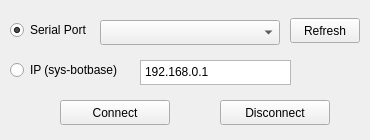
wwwwwwzx/NXController, file UI/mainwindow.ui: the form before one commit.
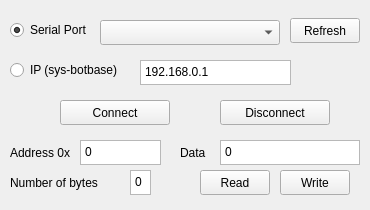
The form after the commit.

Commit message: UI for RAM viewing and editing

```diff
--- a/UI/mainwindow.ui
+++ b/UI/mainwindow.ui
@@ -7,7 +7,7 @@
     <x>0</x>
     <y>0</y>
     <width>370</width>
-    <height>140</height>
+    <height>210</height>
    </rect>
   </property>
   <property name="sizePolicy">
@@ -19,13 +19,13 @@
   <property name="minimumSize">
    <size>
     <width>370</width>
-    <height>140</height>
+    <height>135</height>
    </size>
   </property>
   <property name="maximumSize">
    <size>
     <width>370</width>
-    <height>140</height>
+    <height>210</height>
    </size>
   </property>
   <property name="windowTitle">
@@ -141,6 +141,143 @@
      <string notr="true">192.168.0.1</string>
     </property>
    </widget>
+   <widget class="QPlainTextEdit" name="ramaddress">
+    <property name="geometry">
+     <rect>
+      <x>80</x>
+      <y>140</y>
+      <width>81</width>
+      <height>25</height>
+     </rect>
+    </property>
+    <property name="verticalScrollBarPolicy">
+     <enum>Qt::ScrollBarAlwaysOff</enum>
+    </property>
+    <property name="horizontalScrollBarPolicy">
+     <enum>Qt::ScrollBarAlwaysOff</enum>
+    </property>
+    <property name="lineWrapMode">
+     <enum>QPlainTextEdit::NoWrap</enum>
+    </property>
+    <property name="plainText">
+     <string notr="true">0</string>
+    </property>
+   </widget>
+   <widget class="QPlainTextEdit" name="datasize">
+    <property name="geometry">
+     <rect>
+      <x>130</x>
+      <y>170</y>
+      <width>21</width>
+      <height>25</height>
+     </rect>
+    </property>
+    <property name="verticalScrollBarPolicy">
+     <enum>Qt::ScrollBarAlwaysOff</enum>
+    </property>
+    <property name="horizontalScrollBarPolicy">
+     <enum>Qt::ScrollBarAlwaysOff</enum>
+    </property>
+    <property name="lineWrapMode">
+     <enum>QPlainTextEdit::NoWrap</enum>
+    </property>
+    <property name="plainText">
+     <string notr="true">0</string>
+    </property>
+   </widget>
+   <widget class="QPlainTextEdit" name="data">
+    <property name="geometry">
+     <rect>
+      <x>220</x>
+      <y>140</y>
+      <width>140</width>
+      <height>25</height>
+     </rect>
+    </property>
+    <property name="verticalScrollBarPolicy">
+     <enum>Qt::ScrollBarAlwaysOff</enum>
+    </property>
+    <property name="horizontalScrollBarPolicy">
+     <enum>Qt::ScrollBarAlwaysOff</enum>
+    </property>
+    <property name="lineWrapMode">
+     <enum>QPlainTextEdit::NoWrap</enum>
+    </property>
+    <property name="plainText">
+     <string notr="true">0</string>
+    </property>
+   </widget>
+   <widget class="QLabel" name="L_Address">
+    <property name="geometry">
+     <rect>
+      <x>10</x>
+      <y>145</y>
+      <width>71</width>
+      <height>16</height>
+     </rect>
+    </property>
+    <property name="text">
+     <string>Address 0x</string>
+    </property>
+   </widget>
+   <widget class="QLabel" name="L_Data">
+    <property name="geometry">
+     <rect>
+      <x>180</x>
+      <y>145</y>
+      <width>31</width>
+      <height>16</height>
+     </rect>
+    </property>
+    <property name="text">
+     <string>Data</string>
+    </property>
+   </widget>
+   <widget class="QLabel" name="L_Datasize">
+    <property name="geometry">
+     <rect>
+      <x>10</x>
+      <y>175</y>
+      <width>101</width>
+      <height>16</height>
+     </rect>
+    </property>
+    <property name="text">
+     <string>Number of bytes</string>
+    </property>
+   </widget>
+   <widget class="QPushButton" name="B_Read">
+    <property name="geometry">
+     <rect>
+      <x>200</x>
+      <y>170</y>
+      <width>70</width>
+      <height>25</height>
+     </rect>
+    </property>
+    <property name="focusPolicy">
+     <enum>Qt::ClickFocus</enum>
+    </property>
+    <property name="text">
+     <string>Read</string>
+    </property>
+   </widget>
+   <widget class="QPushButton" name="B_Write">
+    <property name="geometry">
+     <rect>
+      <x>280</x>
+      <y>170</y>
+      <width>70</width>
+      <height>25</height>
+     </rect>
+    </property>
+    <property name="focusPolicy">
+     <enum>Qt::ClickFocus</enum>
+    </property>
+    <property name="text">
+     <string>Write</string>
+    </property>
+   </widget>
   </widget>
  </widget>
  <resources/>
```
Left out of the diff: 9 changed lines with no effect on the pictures. The commit also changes 6 other files.
